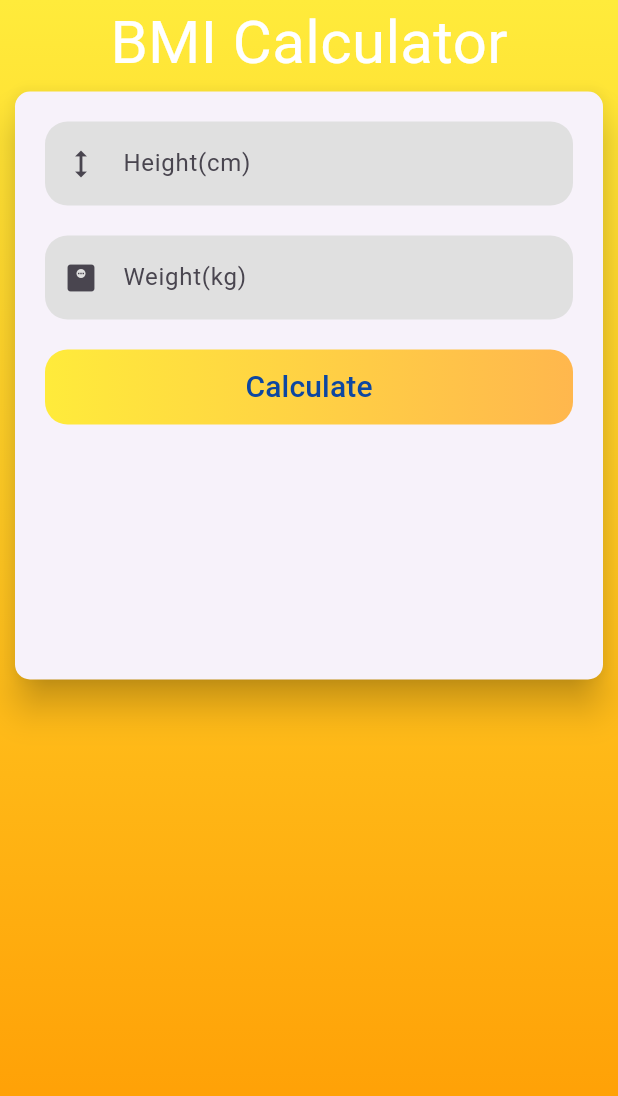
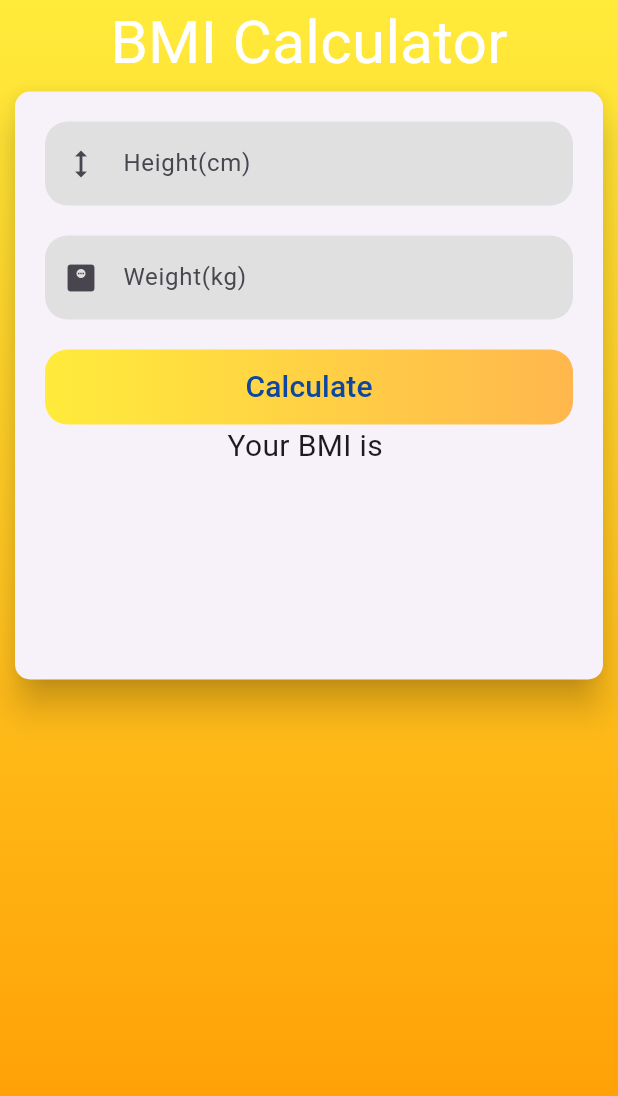
Before and after one commit to pranith-mk/bmi_calculator, a Flutter app: the screen it shows after launch, after a tap on "Calculate", on a phone screen of 412 x 824 dp. Shown: the top 1096 px of the screen. Run offline on Flutter 3.47's test engine with Material 3 defaults, Android fonts, the phone set to English and light mode, and no system bars.

Commit message:
created ui

```diff
--- a/lib/bmi.dart
+++ b/lib/bmi.dart
@@ -8,6 +8,21 @@ class Bmi extends StatefulWidget {
 }
 
 class _BmiState extends State<Bmi> {
+  final heightController = TextEditingController();
+  final weightController = TextEditingController();
+  double bmi = 0;
+  String result = "";
+
+  void bmiCalculate() {
+    double height = double.parse(heightController.text)/100;
+    double weight = double.parse(weightController.text);
+    bmi = weight / (height * height);
+
+    setState(() {
+      result = "Your BMI is ${bmi.toStringAsFixed(2)}";
+    });
+  }
+
   @override
   Widget build(BuildContext context) {
     return Scaffold(
@@ -41,6 +56,7 @@ class _BmiState extends State<Bmi> {
                   child: Column(
                     children: [
                       TextField(
+                        controller: heightController,
                         decoration: InputDecoration(
                           border: OutlineInputBorder(
                             borderRadius: BorderRadius.circular(15),
@@ -54,6 +70,7 @@ class _BmiState extends State<Bmi> {
                       ),
                       SizedBox(height: 20),
                       TextField(
+                        controller: weightController,
                         decoration: InputDecoration(
                           border: OutlineInputBorder(
                             borderRadius: BorderRadius.circular(15),
@@ -76,13 +93,21 @@ class _BmiState extends State<Bmi> {
                           ),
                         ),
                         child: TextButton(
-                          onPressed: (){},
+                          onPressed: () {
+                            bmiCalculate();
+                          },
                           child: Text(
                             "Calculate",
-                            style: TextStyle(color: Colors.blue[900],fontSize: 20),
-
+                            style: TextStyle(
+                              color: Colors.blue[900],
+                              fontSize: 20,
+                            ),
                           ),
                         ),
+                      ),
+                      Text(
+                        "Your BMI is $result",
+                        style: TextStyle(fontSize: 20),
                       ),
                     ],
                   ),
```
